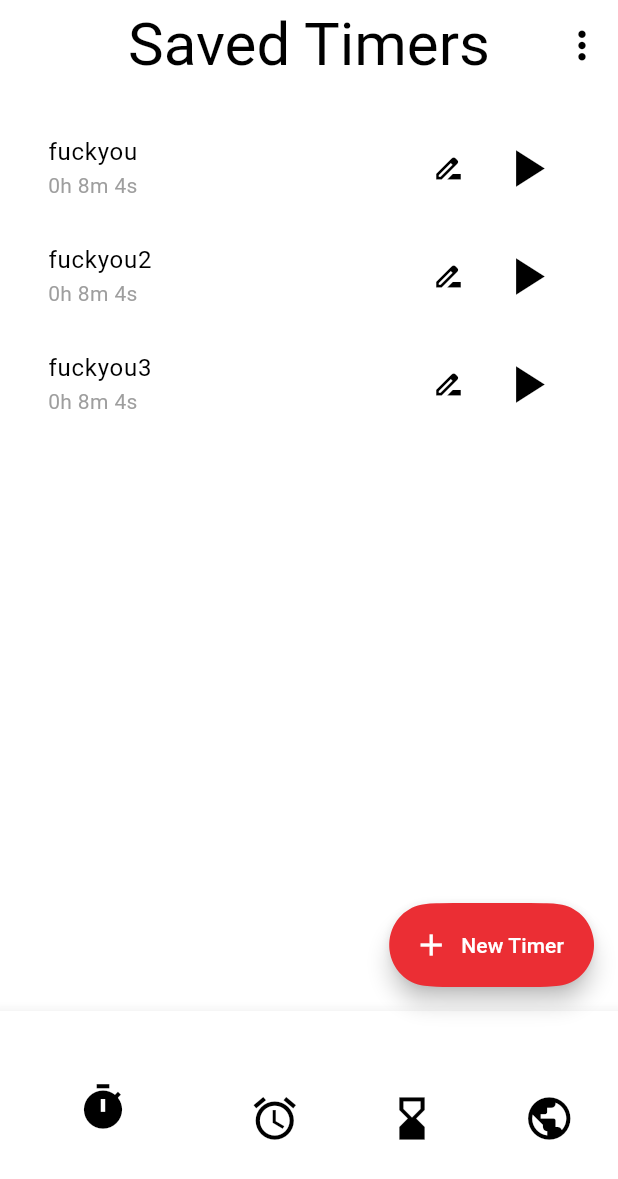
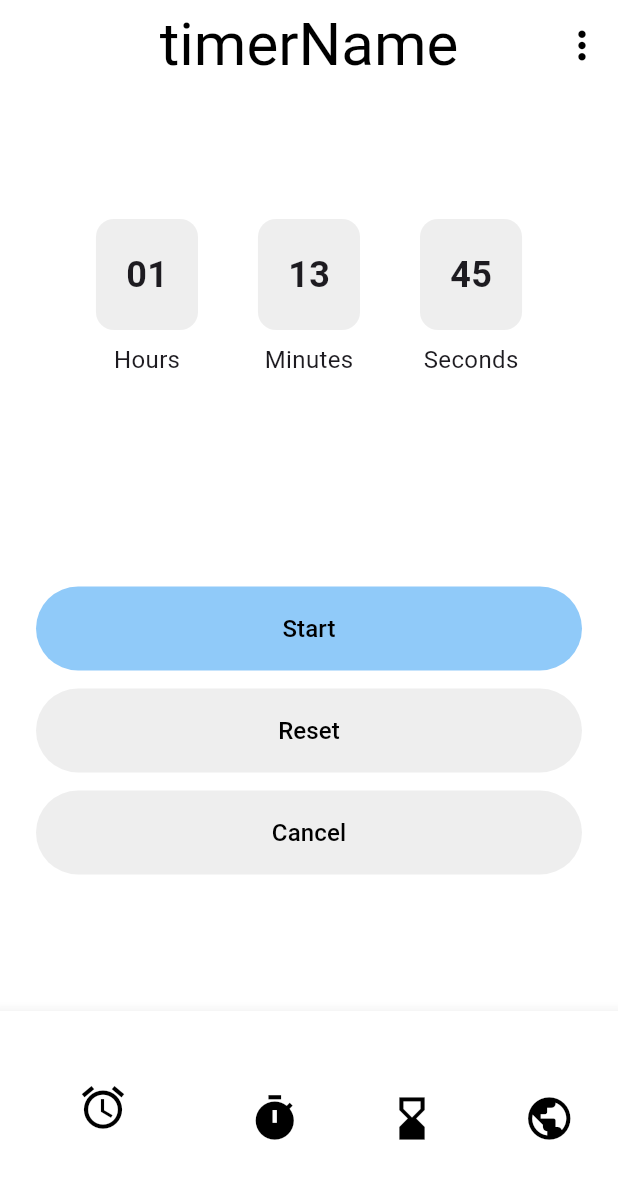
Before and after one commit to ArchitJain2702/Wake-Up, a Flutter app: the screen it shows after launch, on a phone screen of 412 x 824 dp. Shown: the top 1179 px of the screen. Run offline on Flutter 3.47's test engine with Material 3 defaults, Android fonts, the phone set to English and light mode, and no system bars; our stand-ins replace google_fonts, timezone; Roboto replaces fonts that are missing (RobotoMono).

Commit message:
created 3rd page of timer,the runnig tiimer page and made the bottom bar user friendly

```diff
--- a/lib/main.dart
+++ b/lib/main.dart
@@ -2,6 +2,7 @@ import 'package:flutter/material.dart';
 import 'package:wakeup/screens/firstsplash/firstsplash.dart';
 import 'package:wakeup/screens/stopwatch/StopWatchScreen.dart';
 import 'package:wakeup/screens/timer/maintimerpage.dart';
+import 'package:wakeup/screens/timer/runningtimer.dart';
 import 'package:wakeup/screens/timer/settimer.dart';
 import 'package:wakeup/screens/universaltime/universaltime.dart';
 import 'package:timezone/data/latest.dart' as tz;
@@ -19,7 +20,7 @@ class ClockApp extends StatelessWidget {
     return MaterialApp(
       title: 'Clock App',
       debugShowCheckedModeBanner: false,
-      home: const MainTimerPage(),
+      home: CustomTimerScreen(timerName: 'timerName', hours: 1, minutes: 13, seconds: 45),
     );
   }
 }
--- a/lib/screens/timer/maintimerpage.dart
+++ b/lib/screens/timer/maintimerpage.dart
@@ -1,5 +1,6 @@
 import 'package:flutter/material.dart';
 import 'package:wakeup/model/timers.dart';
+import 'package:wakeup/screens/timer/runningtimer.dart';
 import 'package:wakeup/screens/timer/settimer.dart';
 import 'package:wakeup/widgets/bottombar.dart';
 import 'package:wakeup/widgets/header.dart';
@@ -100,7 +101,6 @@ class MaintimerpageState extends State<MainTimerPage> {
                         });
                       }
                     },
-
                     child: Icon(
                       Icons.drive_file_rename_outline,
                       size: 22,
@@ -109,6 +109,19 @@ class MaintimerpageState extends State<MainTimerPage> {
                   ),
                   SizedBox(width: 20),
                   GestureDetector(
+                    onTap: () async {
+                      Navigator.push(
+                        context,
+                        MaterialPageRoute(
+                          builder: (_) => CustomTimerScreen(
+                            timerName: timers[index].title,
+                            hours: timers[index].hours,
+                            minutes: timers[index].minutes,
+                            seconds: timers[index].seconds,
+                          ),
+                        ),
+                      );
+                    },
                     child: Icon(
                       Icons.play_arrow,
                       size: 42,
--- /dev/null
+++ b/lib/screens/timer/runningtimer.dart
@@ -0,0 +1,149 @@
+import 'package:flutter/material.dart';
+import 'package:wakeup/widgets/bottombar.dart';
+import 'dart:async';
+
+import 'package:wakeup/widgets/header.dart';
+
+class CustomTimerScreen extends StatefulWidget {
+  final String timerName;
+  final int hours;
+  final int minutes;
+  final int seconds;
+
+  const CustomTimerScreen({
+    Key? key,
+    required this.timerName,
+    required this.hours,
+    required this.minutes,
+    required this.seconds,
+  }) : super(key: key);
+
+  @override
+  State<CustomTimerScreen> createState() => CustomTimerScreenState();
+}
+
+class CustomTimerScreenState extends State<CustomTimerScreen> {
+  late int totalSeconds;
+  Timer? _timer;
+  bool isRunning = false;
+
+  void startTimer() {
+    if (isRunning) return;
+    _timer = Timer.periodic(const Duration(seconds: 1), (_) {
+      if (totalSeconds == 0) {
+        _timer?.cancel();
+      } else {
+        setState(() {
+          totalSeconds--;
+        });
+      }
+    });
+    setState(() {
+      isRunning = true;
+    });
+  }
+
+  void pauseTimer() {
+    _timer?.cancel();
+    setState(() {
+      isRunning = false;
+    });
+  }
+
+  void resetTimer() {
+    _timer?.cancel();
+    setState(() {
+      totalSeconds = widget.hours * 3600 + widget.minutes * 60 + widget.seconds;
+      isRunning = false;
+    });
+  }
+
+  void cancelTimer() {
+    _timer?.cancel();
+    Navigator.of(context).pop(); // go back
+  }
+
+  String formatTime(int seconds) {
+    final h = (seconds ~/ 3600).toString().padLeft(2, '0');
+    final m = ((seconds % 3600) ~/ 60).toString().padLeft(2, '0');
+    final s = (seconds % 60).toString().padLeft(2, '0');
+    return "$h:$m:$s";
+  }
+
+  @override
+  void initState() {
+    super.initState();
+    totalSeconds = widget.hours * 3600 + widget.minutes * 60 + widget.seconds;
+  }
+
+  @override
+  Widget build(BuildContext context) {
+    final h = (totalSeconds ~/ 3600).toString().padLeft(2, '0');
+    final m = ((totalSeconds % 3600) ~/ 60).toString().padLeft(2, '0');
+    final s = (totalSeconds % 60).toString().padLeft(2, '0');
+
+    return Scaffold(
+      backgroundColor: Colors.white,
+      appBar: PreferredSize(preferredSize: Size.fromHeight(60), child: Header(title: widget.timerName)),
+      body: Padding(
+        padding: const EdgeInsets.all(24.0),
+        child: Column(
+          children: [
+            const SizedBox(height: 62),
+            Row(
+              mainAxisAlignment: MainAxisAlignment.spaceEvenly,
+              children: [
+                timeBox(h, "Hours"),
+                timeBox(m, "Minutes"),
+                timeBox(s, "Seconds"),
+              ],
+            ),
+            const SizedBox(height: 140),
+            actionButton(isRunning ? "Pause" : "Start", isRunning ? pauseTimer : startTimer, Colors.blue.shade200),
+            const SizedBox(height: 12),
+            actionButton("Reset", resetTimer, Colors.grey.shade200),
+            const SizedBox(height: 12),
+            actionButton("Cancel", cancelTimer, Colors.grey.shade200),
+          ],
+        ),
+      ),
+      bottomNavigationBar: Bottombar(),
+    );
+  }
+
+  Widget timeBox(String time, String label) {
+    return Column(
+      children: [
+        Container(
+          padding: const EdgeInsets.all(20),
+          decoration: BoxDecoration(
+            color: Colors.grey.shade200,
+            borderRadius: BorderRadius.circular(12),
+          ),
+          child: Text(
+            time,
+            style: const TextStyle(fontSize: 24, fontWeight: FontWeight.bold),
+          ),
+        ),
+        const SizedBox(height: 8),
+        Text(label, style: const TextStyle(fontSize: 16)),
+      ],
+    );
+  }
+
+  Widget actionButton(String text, VoidCallback onPressed, Color color) {
+    return ElevatedButton(
+      onPressed: onPressed,
+      style: ElevatedButton.styleFrom(
+        backgroundColor: color,
+        minimumSize: const Size(double.infinity, 56),
+        shape: RoundedRectangleBorder(borderRadius: BorderRadius.circular(30)),
+        elevation: 0,
+      ),
+      child: Text(
+        text,
+        style: const TextStyle(color: Colors.black, fontSize: 16),
+      ),
+    );
+  }
+}
--- a/lib/widgets/bottombar.dart
+++ b/lib/widgets/bottombar.dart
@@ -1,14 +1,19 @@
 import 'package:flutter/material.dart';
+import 'package:wakeup/screens/alarm/mainalarmppage.dart';
+import 'package:wakeup/screens/stopwatch/StopWatchScreen.dart';
+import 'package:wakeup/screens/timer/maintimerpage.dart';
+import 'package:wakeup/screens/universaltime/universaltime.dart';
 
 class Bottombar extends StatefulWidget {
-  const Bottombar ({super.key});
+  const Bottombar({super.key});
 
   @override
-  _BottombarState createState() => _BottombarState();
+  BottombarState createState() => BottombarState();
 }
-class _BottombarState extends State<Bottombar>{
+
+class BottombarState extends State<Bottombar> {
   @override
-  Widget build(BuildContext context){
+  Widget build(BuildContext context) {
     return Theme(
       data: Theme.of(context).copyWith(
         canvasColor: Colors.white,
@@ -18,11 +23,59 @@ class _BottombarState extends State<Bottombar>{
         height: 150,
         child: BottomNavigationBar(
           backgroundColor: Colors.white,
-      items: const [
-        BottomNavigationBarItem(icon: Icon(Icons.timer,size: 34, color: Colors.black), label: ''),
-        BottomNavigationBarItem(icon: Icon(Icons.alarm, size:34,color:  Colors.black), label: ''),
-        BottomNavigationBarItem(icon: Icon(Icons.hourglass_bottom,size: 34, color: Colors.black), label: ''),
-        BottomNavigationBarItem(icon: Icon(Icons.public,size: 34, color: Colors.black), label: ''),
+          items: [
+             BottomNavigationBarItem(
+              icon: GestureDetector(
+                onTap: () {
+                  Navigator.push(
+                    context,
+                    MaterialPageRoute(builder: (context) => MainAlarmPage()),
+                  );
+                },
+                child: Icon(Icons.alarm, size: 34, color: Colors.black),
+              ),
+              label: '',
+            ),
+            BottomNavigationBarItem(
+              icon: GestureDetector(
+                onTap: () {
+                  Navigator.push(
+                    context,
+                    MaterialPageRoute(builder: (context) => StopwatchScreen()),
+                  );
+                },
+                child: Icon(Icons.timer, size: 34, color: Colors.black),
+              ),
+              label: '',
+            ),
+            BottomNavigationBarItem(
+              icon: GestureDetector(
+                onTap: () {
+                  Navigator.push(
+                    context,
+                    MaterialPageRoute(builder: (context) => MainTimerPage()),
+                  );
+                },
+                child: Icon(
+                  Icons.hourglass_bottom,
+                  size: 34,
+                  color: Colors.black,
+                ),
+              ),
+              label: '',
+            ),
+            BottomNavigationBarItem(
+              icon: GestureDetector(
+                onTap: () {
+                  Navigator.push(
+                    context,
+                    MaterialPageRoute(builder: (context) => Universaltime()),
+                  );
+                },
+                child: Icon(Icons.public, size: 34, color: Colors.black),
+              ),
+              label: '',
+            ),
           ],
         ),
       ),
```
Also changed, not shown: lib/screens/alarm/mainalarmppage.dart (added, +19 -0 lines). Lines whose indentation alone changed are shown as unchanged.
